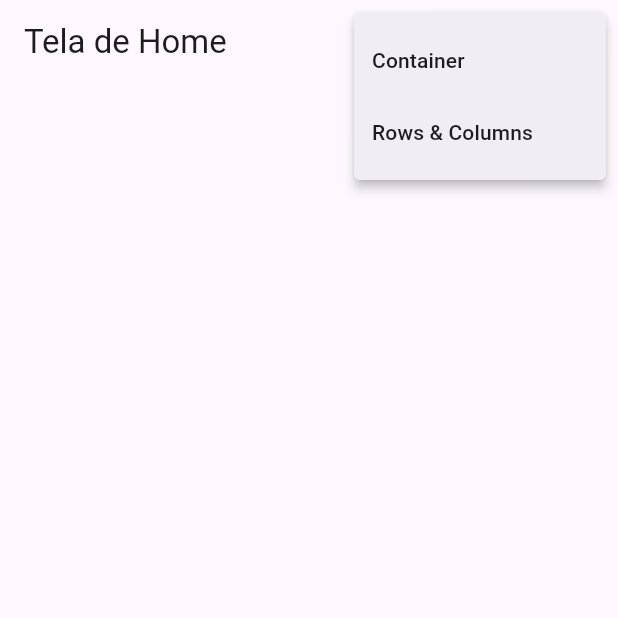
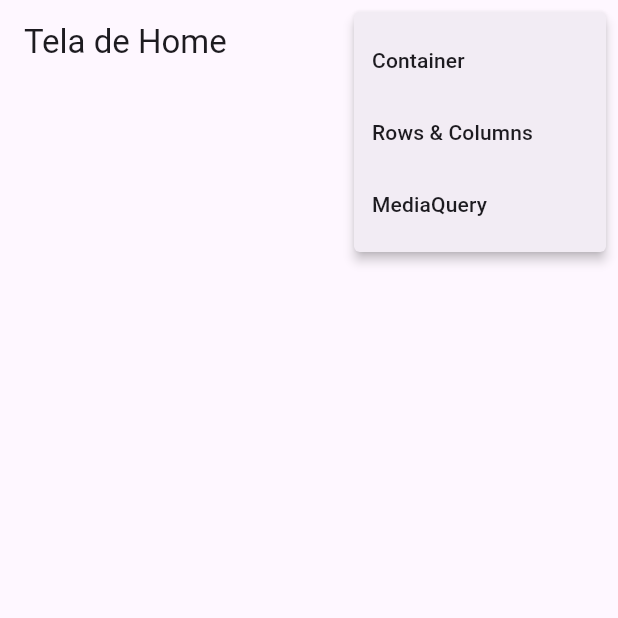
Before and after one commit to asdmg/academia-do-flutter, a Flutter app: the screen it shows after launch, after a tap on the "more vert" icon, on a phone screen of 412 x 824 dp, the top half of it. Run offline on Flutter 3.47's test engine with Material 3 defaults, Android fonts, the phone set to English and light mode, and no system bars.

Commit message:
create page MediaQuery

```diff
--- a/flutter_primeiro_projeto/lib/main.dart
+++ b/flutter_primeiro_projeto/lib/main.dart
@@ -1,4 +1,5 @@
 import 'package:flutter/material.dart';
+import 'package:flutter_primeiro_projeto/pages/media_query/media_query_page.dart';
 
 import 'pages/container/container_page.dart';
 import 'pages/home/home_page.dart';
@@ -24,6 +25,7 @@ class MyApp extends StatelessWidget {
         '/': (context) => const HomePage(),
         '/container': (_) => ContainerPage(),
         '/rows-columns': (_) => RowsColumnsPage(),
+        '/media-query': (_) => MediaQueryPage(),
       },
     );
   }
--- a/flutter_primeiro_projeto/lib/pages/home/home_page.dart
+++ b/flutter_primeiro_projeto/lib/pages/home/home_page.dart
@@ -1,6 +1,6 @@
 import 'package:flutter/material.dart';
 
-enum PopupMenuPages { container, rowsColumns }
+enum PopupMenuPages { container, rowsColumns, mediaQuery }
 
 class HomePage extends StatelessWidget {
   const HomePage({super.key});
@@ -20,6 +20,8 @@ class HomePage extends StatelessWidget {
                   Navigator.of(context).pushNamed('/container');
                 case PopupMenuPages.rowsColumns:
                   Navigator.of(context).pushNamed('/rows-columns');
+                case PopupMenuPages.mediaQuery:
+                  Navigator.of(context).pushNamed('/media-query');
               }
             },
             itemBuilder: (BuildContext context) {
@@ -32,6 +34,10 @@ class HomePage extends StatelessWidget {
                   value: PopupMenuPages.rowsColumns,
                   child: Text('Rows & Columns'),
                 ),
+                PopupMenuItem(
+                  value: PopupMenuPages.mediaQuery,
+                  child: Text('MediaQuery'),
+                ),
               ];
             },
           ),
--- /dev/null
+++ b/flutter_primeiro_projeto/lib/pages/media_query/media_query_page.dart
@@ -0,0 +1,44 @@
+import 'package:flutter/material.dart';
+
+class MediaQueryPage extends StatelessWidget {
+  const MediaQueryPage({super.key});
+
+  @override
+  Widget build(BuildContext context) {
+    final mediaQuery = MediaQuery.of(context);
+
+    print('Largura ${mediaQuery.size.width}');
+    print('Altura ${mediaQuery.size.height}');
+    print('Orientação ${mediaQuery.orientation}');
+    print('Status Bar ${mediaQuery.padding.top}');
+    print('Tamanho AppBarDefauld $kToolbarHeight');
+
+    var appBar = AppBar(title: const Text('MediaQuery'),);
+
+    print('Tamnho AppBar ${appBar.preferredSize.height}');
+
+    final statusBar = mediaQuery.padding.top;
+    final heightBody = mediaQuery.size.height - statusBar - kToolbarHeight;
+
+    return Scaffold(
+      appBar: appBar,
+      body: Center(
+        child: Column(
+          crossAxisAlignment: CrossAxisAlignment.start,
+          children: [
+            Container(
+              color: Colors.red,
+              width: mediaQuery.size.width * .50,
+              height: heightBody * .5,
+            ),
+             Container(
+              color: Colors.blue,
+              width: mediaQuery.size.width,
+              height: heightBody * .5,
+            ),
+          ],
+        ),
+      ),
+    );
+  }
+}
```
